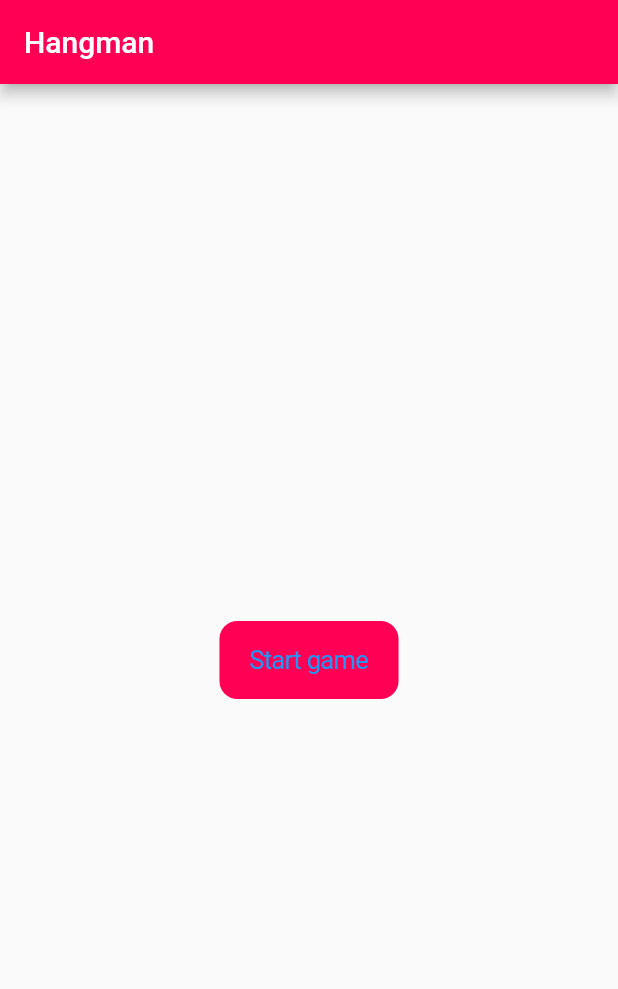
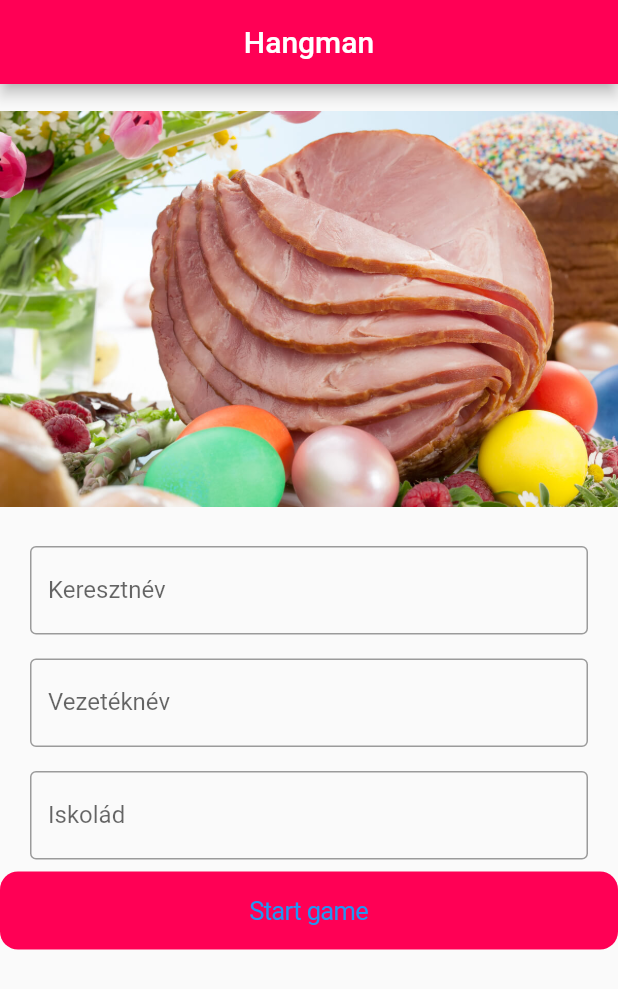
Before and after one commit to SALANKIII/hangman_gyak, a Flutter app: the screen it shows after launch, on a phone screen of 412 x 824 dp. Shown: the top 989 px of the screen. Run offline on Flutter 3.47's test engine with Material 2 defaults, Android fonts, the phone set to English and light mode, and no system bars; our stand-ins replace confetti, get; missing offline and left inert: dart:js.

Commit message:
kep lementve cache memoryba és input mező a kezdőlapon

```diff
--- a/lib/views/game_view.dart
+++ b/lib/views/game_view.dart
@@ -16,7 +16,7 @@ class GameView extends StatelessWidget {
           backgroundColor: Color.fromARGB(82, 244, 67, 54),
           appBar: AppBar(
             backgroundColor: Color.fromARGB(255, 255, 0, 85),
-            title: Text("Hangman"),
+            title: Center(child: Text("Hangman")),
           ),
           body: Column(
             mainAxisAlignment: MainAxisAlignment.center,
--- a/lib/views/home_view.dart
+++ b/lib/views/home_view.dart
@@ -9,18 +9,55 @@ class HomeView extends StatelessWidget {
     return Scaffold(
       appBar: AppBar(
           backgroundColor: Color.fromARGB(255, 255, 0, 85),
-          title: Text("Hangman")),
-      body: Center(
-          child: CupertinoButton(
+          title: Center(child: Text("Hangman"))),
+      body: Column(
+        mainAxisAlignment: MainAxisAlignment.start,
+        crossAxisAlignment: CrossAxisAlignment.stretch,
+        children: [
+          SizedBox(
+              height: 300, child: Image.asset("images/husveti-sonka-2.jpg")),
+          Padding(
+            padding: const EdgeInsets.symmetric(vertical: 8, horizontal: 20),
+            child: TextField(
+              decoration: InputDecoration(
+                border: OutlineInputBorder(),
+                hintText: "add meg a keresztneved",
+                labelText: "Keresztnév",
+              ),
+            ),
+          ),
+          Padding(
+            padding: const EdgeInsets.symmetric(vertical: 8, horizontal: 20),
+            child: TextField(
+              decoration: InputDecoration(
+                border: OutlineInputBorder(),
+                hintText: "add meg a vezetékneved",
+                labelText: "Vezetéknév",
+              ),
+            ),
+          ),
+          Padding(
+            padding: const EdgeInsets.symmetric(vertical: 8, horizontal: 20),
+            child: TextField(
+              decoration: InputDecoration(
+                border: OutlineInputBorder(),
+                hintText: "add meg az iskolád",
+                labelText: "Iskolád",
+              ),
+            ),
+          ),
+          CupertinoButton(
             color: Color.fromARGB(255, 255, 0, 85),
             child: Text("Start game"),
             onPressed: () {
               Get.to(
                 () => GameView(),
-            transition: Transition.cupertino,
+                transition: Transition.downToUp,
               );
             },
-      )),
+          )
+        ],
+      ),
     );
   }
 }
```
Also changed, not shown: lib/controllers/home_view_controller.dart (added, +22 -0 lines), images/husveti-sonka-2.jpg (added). Lines whose indentation alone changed are shown as unchanged.
